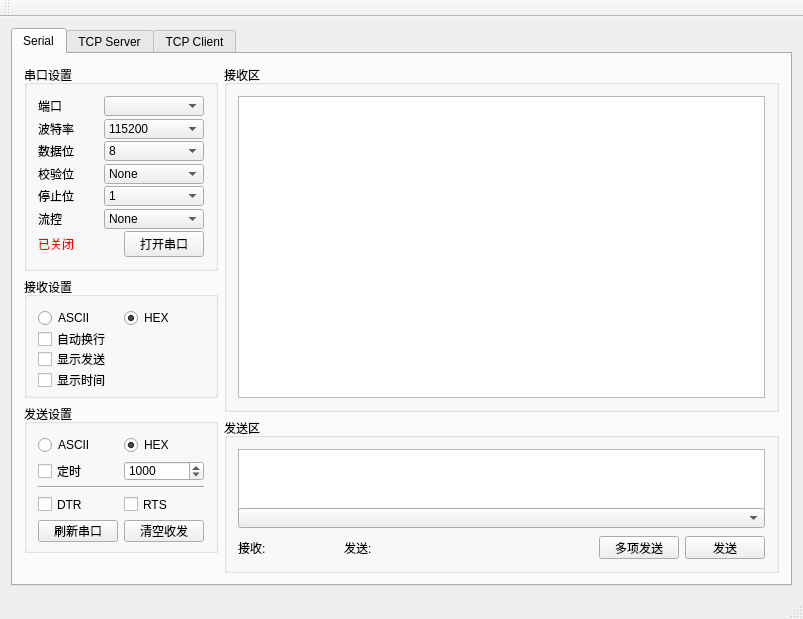
First picture: the form in ComAssistants/ComAssistants.ui, repository conanyang2008/SerialAssistants, before the edit.
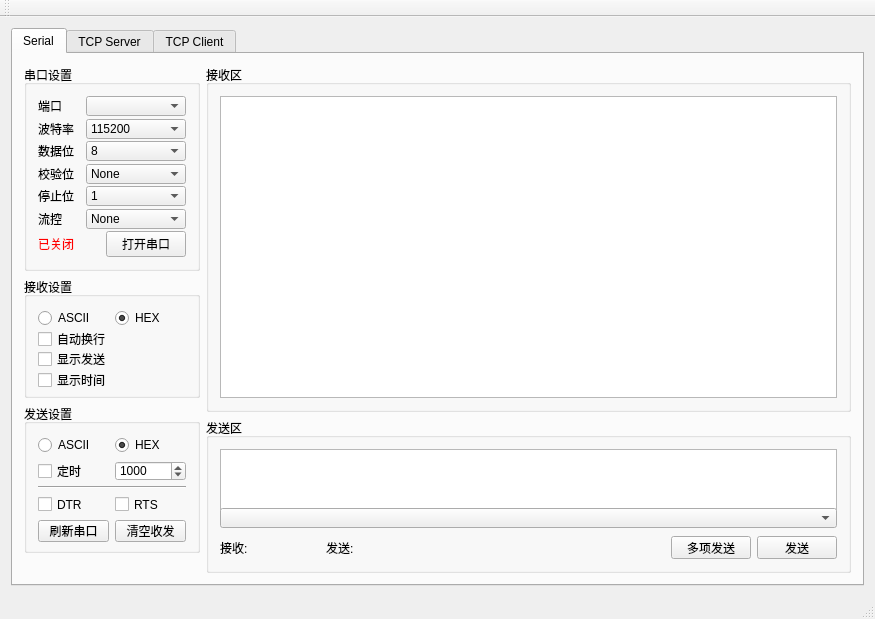
Second picture: the form after the edit.

Commit message: 更改comass ui文件，使左边更窄

Diff of the .ui file:
```diff
--- a/ComAssistants/ComAssistants.ui
+++ b/ComAssistants/ComAssistants.ui
@@ -6,7 +6,7 @@
    <rect>
     <x>0</x>
     <y>0</y>
-    <width>803</width>
+    <width>875</width>
     <height>616</height>
    </rect>
   </property>
@@ -39,7 +39,7 @@
               </property>
               <property name="maximumSize">
                <size>
-                <width>300</width>
+                <width>176</width>
                 <height>220</height>
                </size>
               </property>
@@ -360,7 +360,7 @@
               </property>
               <property name="maximumSize">
                <size>
-                <width>219</width>
+                <width>176</width>
                 <height>135</height>
                </size>
               </property>
@@ -452,7 +452,7 @@
               </property>
               <property name="maximumSize">
                <size>
-                <width>219</width>
+                <width>176</width>
                 <height>200</height>
                </size>
               </property>
```
Left out of the diff: 2 changed lines with no effect on the pictures. The commit also changes 1 other file.
